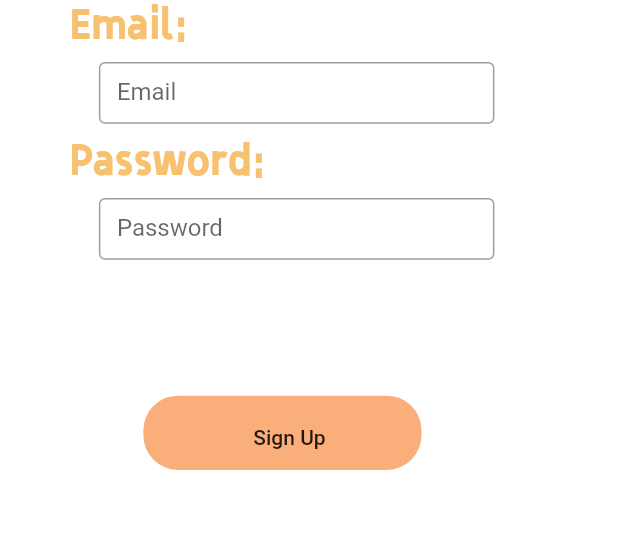
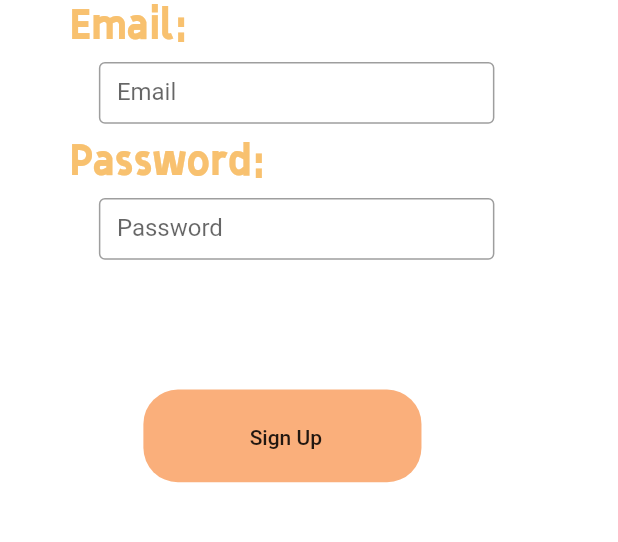
Before and after one commit to 12138mICHAEL1111/AID, a Flutter app: the Signuppage screen opened directly, on a phone screen of 412 x 824 dp, the part 556-1098 px from its top. Run offline on Flutter 3.47's test engine with Material 2 defaults, Android fonts, the phone set to English and light mode, and no system bars; our stand-ins replace date_format, dio, flutter_local_notifications, flutter_svg, fluttertoast, shared_preferences; missing offline and left inert: adobe_xd, flutter_screen_adapter; accounts and stored records are empty.

Commit message:
Fix sign up button position

```diff
--- a/flutter_project/lib/pages/Signuppage.dart
+++ b/flutter_project/lib/pages/Signuppage.dart
@@ -184,7 +184,7 @@
           Transform.translate(
             // offset: Offset(100.0, 718.0),
             offset: Offset(MediaQuery.of(context).size.width * 0.232,
-                MediaQuery.of(context).size.height * 0.77),
+                MediaQuery.of(context).size.height * 0.765),
             child: PageLink(
               links: [
                 PageLinkInfo(
@@ -198,7 +198,7 @@
                 // width: 197.0,
                 // height: 56.0,
                 width: MediaQuery.of(context).size.width * 0.45,
-                height: MediaQuery.of(context).size.height * 0.06,
+                height: MediaQuery.of(context).size.height * 0.075,
                 decoration: BoxDecoration(
                   borderRadius: BorderRadius.circular(23.0),
                   color: const Color(0xfffaaf7b),
@@ -211,7 +211,8 @@
             offset: Offset(MediaQuery.of(context).size.width * 0.324,
                 MediaQuery.of(context).size.height * 0.775),
             child: SizedBox(
-              width: 119.0,
+              // width: 119.0,
+              width: MediaQuery.of(context).size.width * 0.277,
               child: FlatButton(
                 key: Key("SignUpButton"),
                 child: Text("Sign Up"),
```
